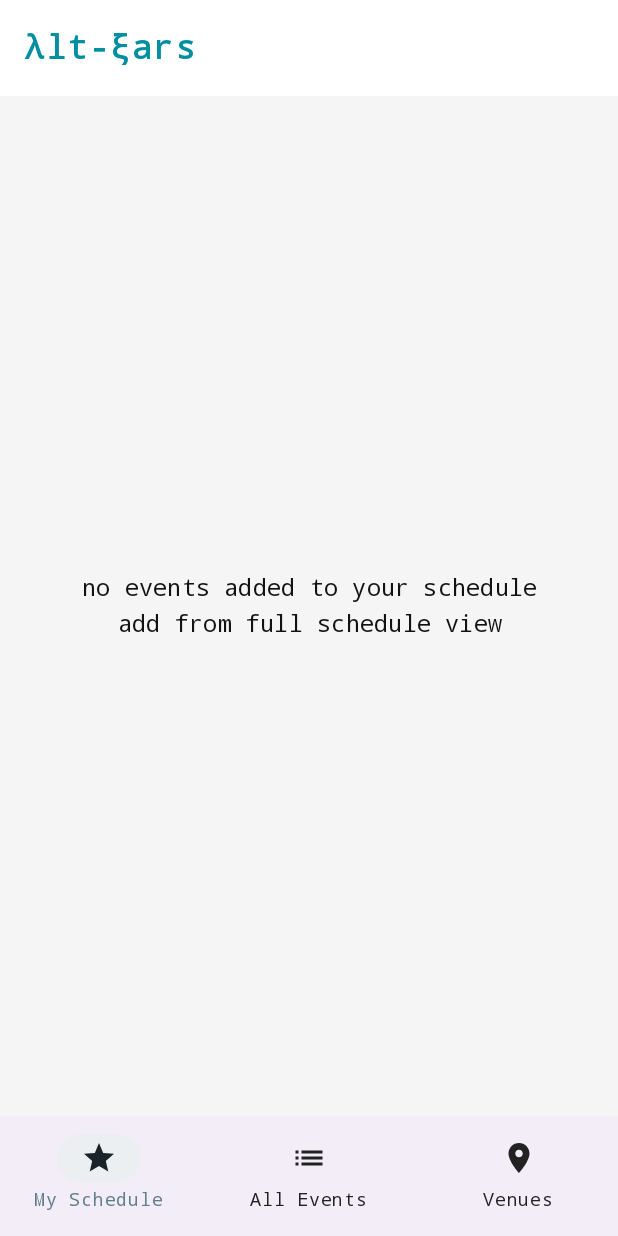
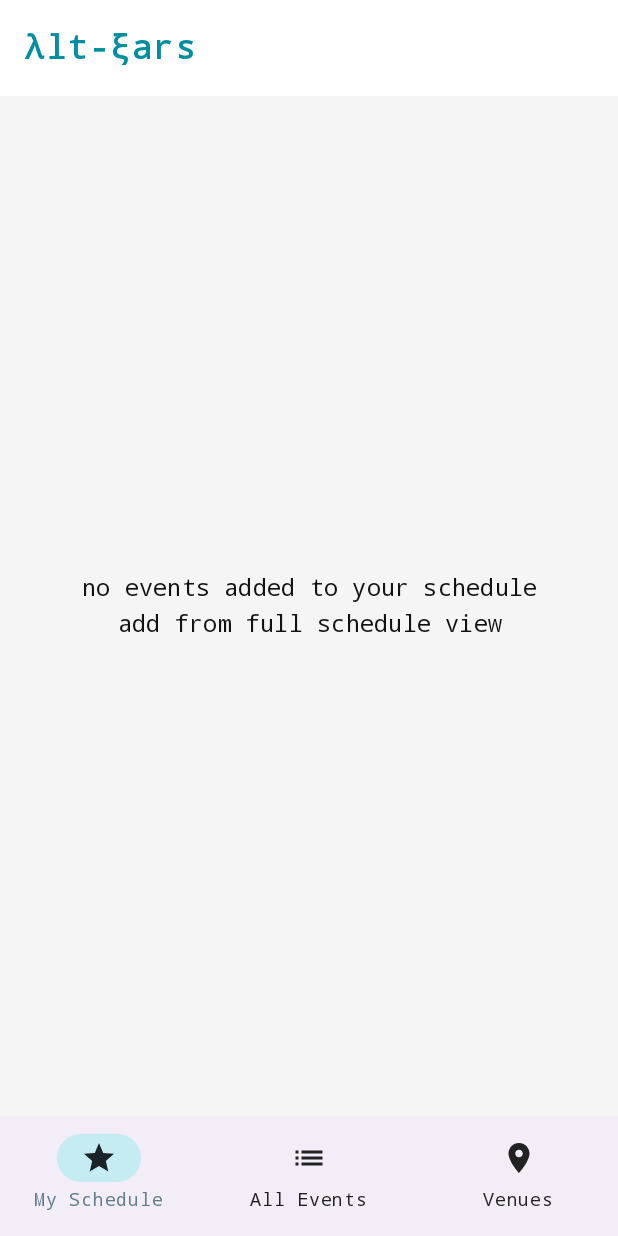
Before and after one commit to swbain/alt-ears, an Android app built with Jetpack Compose: the screen it shows after launch (MainActivity), on a phone screen of 412 x 824 dp. Run offline under Robolectric (Android 15) with nearby library versions, the phone set to English and light mode, and no system bars; 5 statements that could not run were skipped.

Commit message:
Improve bottom tab selection visibility
- Add custom indicator colors for selected tabs
- Use semi-transparent primaryContainer color in light mode
- Ensure consistent appearance across light/dark themes

🤖 Generated with [Claude Code](https://claude.ai/code)
Co-Authored-By: Claude <noreply@anthropic.com>

```diff
--- a/composeApp/src/commonMain/kotlin/com/pavlovsfrog/altears/MainScreen.kt
+++ b/composeApp/src/commonMain/kotlin/com/pavlovsfrog/altears/MainScreen.kt
@@ -16,6 +16,7 @@ import androidx.compose.material.icons.filled.Close
 import androidx.compose.material.icons.filled.List
 import androidx.compose.material.icons.filled.Place
 import androidx.compose.material.icons.filled.Star
+import com.pavlovsfrog.altears.isAppInDarkTheme
 import androidx.compose.material3.Card
 import androidx.compose.material3.CardDefaults
 import androidx.compose.material3.CircularProgressIndicator
@@ -78,19 +79,37 @@ fun MainScreen(
                     icon = { Icon(Icons.Default.Star, contentDescription = "My Schedule") },
                     label = { Text("My Schedule") },
                     selected = state.selectedTab == ScheduleTab.MY_SCHEDULE,
-                    onClick = { viewModel.selectTab(ScheduleTab.MY_SCHEDULE) }
+                    onClick = { viewModel.selectTab(ScheduleTab.MY_SCHEDULE) },
+                    colors = androidx.compose.material3.NavigationBarItemDefaults.colors(
+                        indicatorColor = if (!isAppInDarkTheme())
+                            MaterialTheme.colorScheme.primaryContainer.copy(alpha = 0.7f)
+                        else
+                            MaterialTheme.colorScheme.primaryContainer
+                    )
                 )
                 NavigationBarItem(
                     icon = { Icon(Icons.Default.List, contentDescription = "All Events") },
                     label = { Text("All Events") },
                     selected = state.selectedTab == ScheduleTab.FULL_SCHEDULE,
-                    onClick = { viewModel.selectTab(ScheduleTab.FULL_SCHEDULE) }
+                    onClick = { viewModel.selectTab(ScheduleTab.FULL_SCHEDULE) },
+                    colors = androidx.compose.material3.NavigationBarItemDefaults.colors(
+                        indicatorColor = if (!isAppInDarkTheme())
+                            MaterialTheme.colorScheme.primaryContainer.copy(alpha = 0.7f)
+                        else
+                            MaterialTheme.colorScheme.primaryContainer
+                    )
                 )
                 NavigationBarItem(
                     icon = { Icon(Icons.Default.Place, contentDescription = "Venues") },
                     label = { Text("Venues") },
                     selected = state.selectedTab == ScheduleTab.VENUES,
-                    onClick = { viewModel.selectTab(ScheduleTab.VENUES) }
+                    onClick = { viewModel.selectTab(ScheduleTab.VENUES) },
+                    colors = androidx.compose.material3.NavigationBarItemDefaults.colors(
+                        indicatorColor = if (!isAppInDarkTheme())
+                            MaterialTheme.colorScheme.primaryContainer.copy(alpha = 0.7f)
+                        else
+                            MaterialTheme.colorScheme.primaryContainer
+                    )
                 )
             }
         }
```
